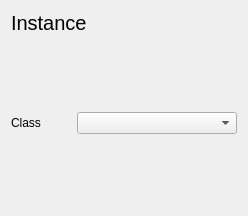
The window that data/gui_forms/widgets/ui_instance_editor.ui (m4nh/ars) describes before a commit, drawn with Qt 5.
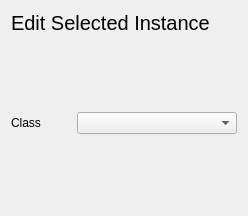
The same window after the commit.

Commit message: Instance Editor and Creator panels

```diff
--- a/data/gui_forms/widgets/ui_instance_editor.ui
+++ b/data/gui_forms/widgets/ui_instance_editor.ui
@@ -37,7 +37,7 @@
       </font>
      </property>
      <property name="text">
-      <string>Instance</string>
+      <string>Edit Selected Instance</string>
      </property>
     </widget>
    </item>
```
The commit also changes 6 other files.
